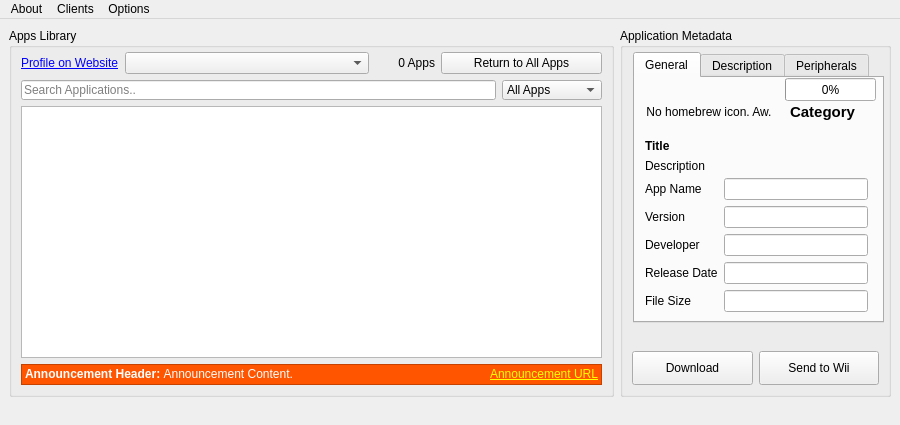
First picture: the form in gui/united.ui, repository dhtdht020/osc-dl, before the edit.
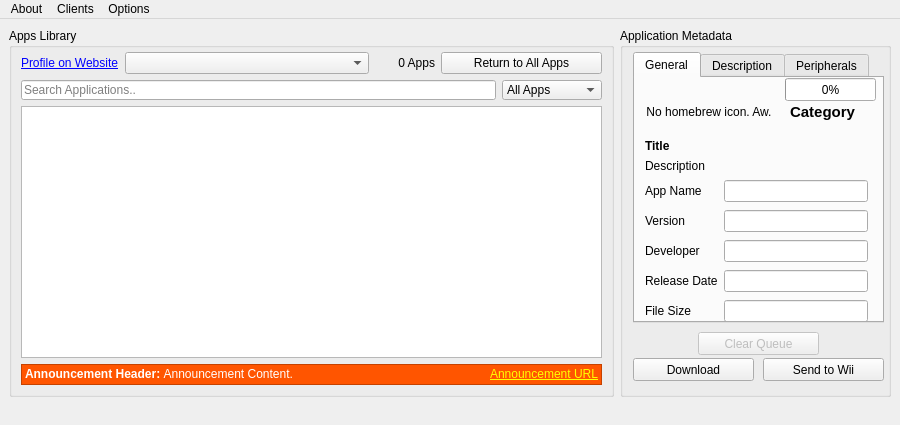
Second picture: the form after the edit.

Commit message: Implement Multi-selection

Patch:
```diff
--- a/gui/united.ui
+++ b/gui/united.ui
@@ -532,7 +532,7 @@
               <x>10</x>
               <y>100</y>
               <width>223</width>
-              <height>136</height>
+              <height>147</height>
              </rect>
             </property>
             <layout class="QGridLayout" name="gridLayout">
@@ -738,7 +738,7 @@
          <property name="maximumSize">
           <size>
            <width>16777215</width>
-           <height>34</height>
+           <height>56</height>
           </size>
          </property>
          <property name="frameShape">
@@ -754,8 +754,16 @@
           <property name="bottomMargin">
            <number>0</number>
           </property>
-          <item>
+         </layout>
            <widget class="QPushButton" name="ViewMetadataBtn">
+          <property name="geometry">
+           <rect>
+            <x>10</x>
+            <y>29</y>
+            <width>121</width>
+            <height>23</height>
+           </rect>
+          </property>
             <property name="sizePolicy">
              <sizepolicy hsizetype="Minimum" vsizetype="Expanding">
               <horstretch>0</horstretch>
@@ -766,9 +774,15 @@
              <string>Download</string>
             </property>
            </widget>
-          </item>
-          <item>
            <widget class="QPushButton" name="WiiLoadButton">
+          <property name="geometry">
+           <rect>
+            <x>140</x>
+            <y>29</y>
+            <width>121</width>
+            <height>23</height>
+           </rect>
+          </property>
             <property name="sizePolicy">
              <sizepolicy hsizetype="Minimum" vsizetype="Expanding">
               <horstretch>0</horstretch>
@@ -779,8 +793,28 @@
              <string>Send to Wii</string>
             </property>
            </widget>
-          </item>
-         </layout>
+         <widget class="QPushButton" name="ClearMultiSelectButton">
+          <property name="enabled">
+           <bool>false</bool>
+          </property>
+          <property name="geometry">
+           <rect>
+            <x>75</x>
+            <y>3</y>
+            <width>121</width>
+            <height>23</height>
+           </rect>
+          </property>
+          <property name="sizePolicy">
+           <sizepolicy hsizetype="Minimum" vsizetype="Expanding">
+            <horstretch>0</horstretch>
+            <verstretch>0</verstretch>
+           </sizepolicy>
+          </property>
+          <property name="text">
+           <string>Clear Queue</string>
+          </property>
+         </widget>
         </widget>
        </item>
       </layout>
```
Left out of the diff: 12 changed lines with no effect on the pictures. Lines whose indentation alone changed are shown as unchanged. The commit also changes 9 other files.
